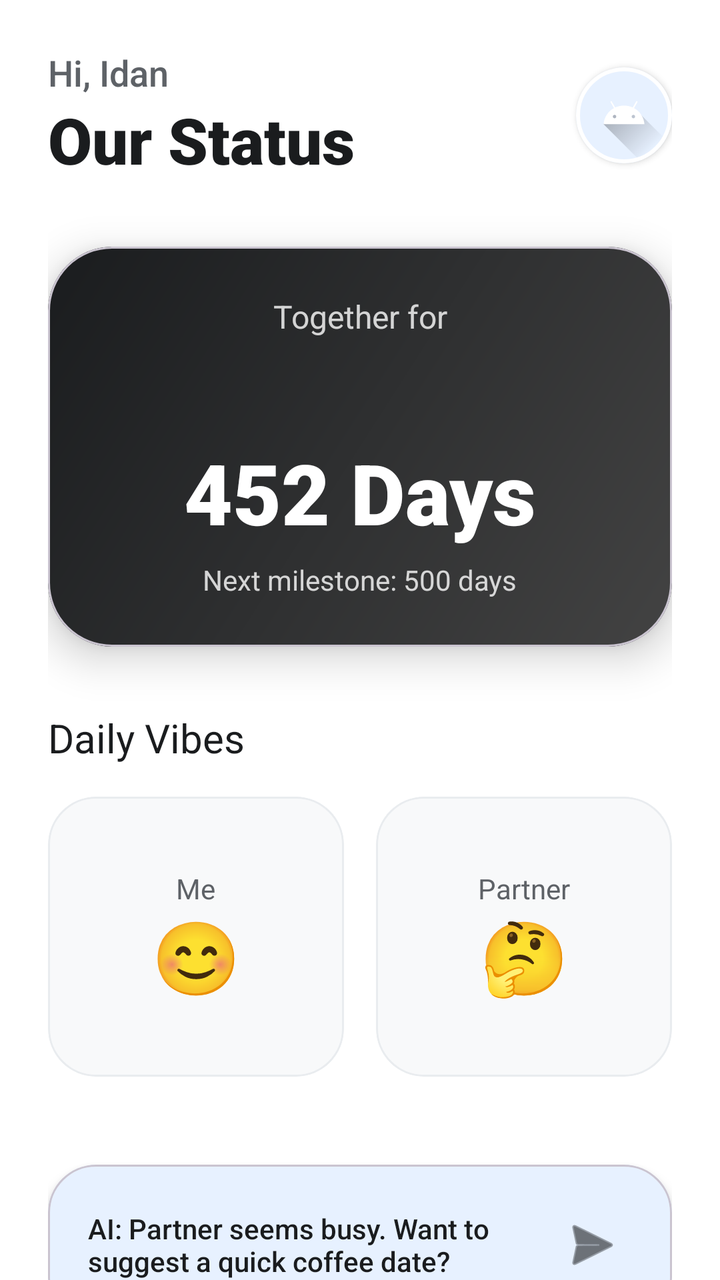
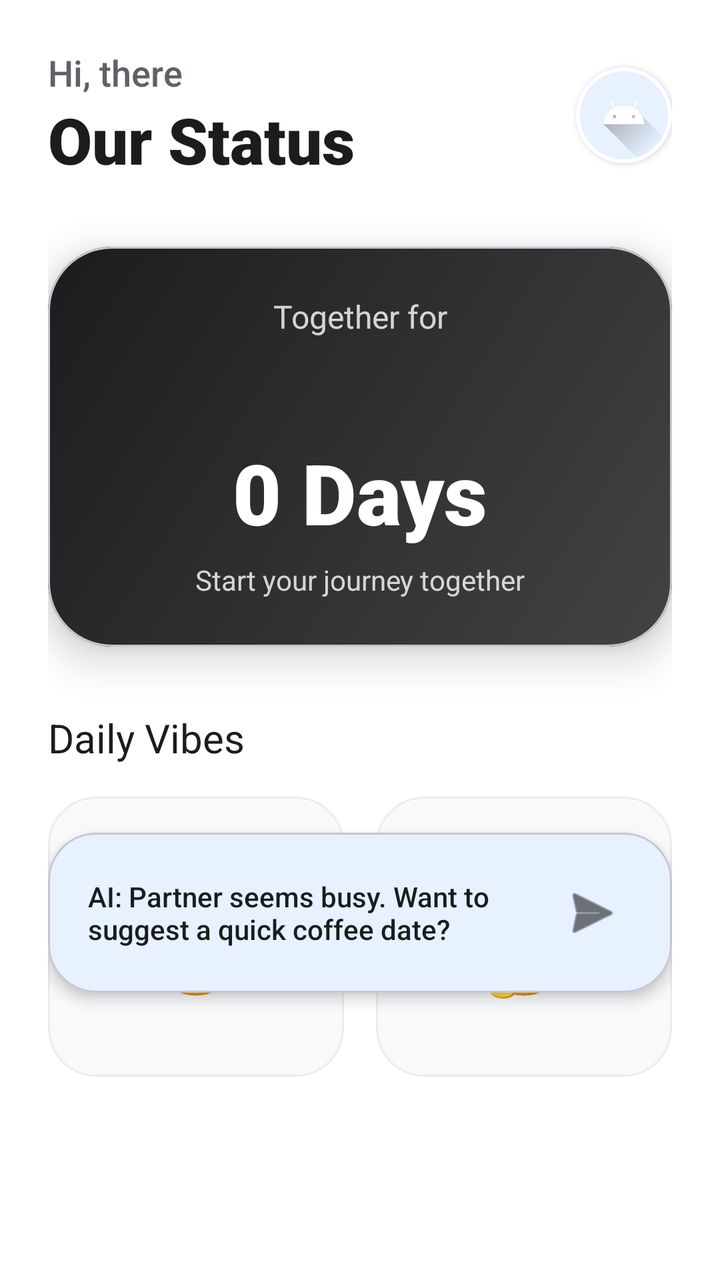

Two renders of the same Android screen: before a commit and after it. Below are the layout's source before the change and the commit's diff.
<!-- AndroidManifest.xml: application theme Theme.Readmebot -->
<!-- res/layout/fragment_home.xml -->
<?xml version="1.0" encoding="utf-8"?>
<androidx.core.widget.NestedScrollView xmlns:android="http://schemas.android.com/apk/res/android"
    xmlns:app="http://schemas.android.com/apk/res-auto"
    xmlns:tools="http://schemas.android.com/tools"
    android:layout_width="match_parent"
    android:layout_height="match_parent"
    android:background="@color/background"
    android:clipToPadding="false"
    android:padding="24dp">

    <androidx.constraintlayout.widget.ConstraintLayout
        android:layout_width="match_parent"
        android:layout_height="wrap_content">

        
        <TextView
            android:id="@+id/tv_greeting"
            android:layout_width="wrap_content"
            android:layout_height="wrap_content"
            android:fontFamily="sans-serif-medium"
            android:text="Hi, Idan"
            android:textColor="@color/secondary"
            android:textSize="18sp"
            app:layout_constraintStart_toStartOf="parent"
            app:layout_constraintTop_toTopOf="parent" />

        <TextView
            android:id="@+id/tv_status_title"
            android:layout_width="wrap_content"
            android:layout_height="wrap_content"
            android:fontFamily="sans-serif-black"
            android:text="Our Status"
            android:textColor="@color/primary"
            android:textSize="32sp"
            app:layout_constraintStart_toStartOf="parent"
            app:layout_constraintTop_toBottomOf="@id/tv_greeting" />

        
        <com.google.android.material.card.MaterialCardView
            android:layout_width="48dp"
            android:layout_height="48dp"
            app:cardCornerRadius="24dp"
            app:cardElevation="2dp"
            app:strokeWidth="2dp"
            app:strokeColor="@color/white"
            app:layout_constraintEnd_toEndOf="parent"
            app:layout_constraintTop_toTopOf="@id/tv_greeting"
            app:layout_constraintBottom_toBottomOf="@id/tv_status_title">
            <ImageView
                android:id="@+id/iv_user_profile"
                android:layout_width="match_parent"
                android:layout_height="match_parent"
                android:scaleType="centerCrop"
                android:src="@drawable/ic_launcher_foreground"
                android:background="@color/accent_soft_blue" />



        </com.google.android.material.card.MaterialCardView>

        
        <com.google.android.material.card.MaterialCardView
            android:id="@+id/card_journey"
            android:layout_width="match_parent"
            android:layout_height="200dp"
            android:layout_marginTop="32dp"
            app:cardCornerRadius="32dp"
            app:cardElevation="12dp"
            app:layout_constraintTop_toBottomOf="@id/tv_status_title">

            <androidx.constraintlayout.widget.ConstraintLayout
                android:layout_width="match_parent"
                android:layout_height="match_parent"
                android:background="@drawable/bg_gradient_premium">

                <TextView
                    android:id="@+id/tv_journey_label"
                    android:layout_width="wrap_content"
                    android:layout_height="wrap_content"
                    android:layout_marginTop="24dp"
                    android:alpha="0.8"
                    android:text="Together for"
                    android:textColor="@color/white"
                    android:textSize="16sp"
                    app:layout_constraintEnd_toEndOf="parent"
                    app:layout_constraintStart_toStartOf="parent"
                    app:layout_constraintTop_toTopOf="parent" />

                <TextView
                    android:id="@+id/tv_journey_counter"
                    android:layout_width="wrap_content"
                    android:layout_height="wrap_content"
                    android:fontFamily="sans-serif-black"
                    android:text="452 Days"
                    android:textColor="@color/white"
                    android:textSize="42sp"
                    app:layout_constraintBottom_toBottomOf="parent"
                    app:layout_constraintEnd_toEndOf="parent"
                    app:layout_constraintStart_toStartOf="parent"
                    app:layout_constraintTop_toBottomOf="@id/tv_journey_label" />

                <TextView
                    android:layout_width="wrap_content"
                    android:layout_height="wrap_content"
                    android:layout_marginBottom="24dp"
                    android:alpha="0.8"
                    android:text="Next milestone: 500 days"
                    android:textColor="@color/white"
                    android:textSize="14sp"
                    app:layout_constraintBottom_toBottomOf="parent"
                    app:layout_constraintEnd_toEndOf="parent"
                    app:layout_constraintStart_toStartOf="parent" />

            </androidx.constraintlayout.widget.ConstraintLayout>
        </com.google.android.material.card.MaterialCardView>

        
        <TextView
            android:id="@+id/tv_mood_label"
            android:layout_width="wrap_content"
            android:layout_height="wrap_content"
            android:layout_marginTop="32dp"
            android:fontFamily="sans-serif-bold"
            android:text="Daily Vibes"
            android:textColor="@color/primary"
            android:textSize="20sp"
            app:layout_constraintStart_toStartOf="parent"
            app:layout_constraintTop_toBottomOf="@id/card_journey" />

        <LinearLayout
            android:layout_width="match_parent"
            android:layout_height="wrap_content"
            android:layout_marginTop="16dp"
            android:orientation="horizontal"
            app:layout_constraintTop_toBottomOf="@id/tv_mood_label">

            
            <com.google.android.material.card.MaterialCardView
                android:id="@+id/card_my_mood"
                android:layout_width="0dp"
                android:layout_height="140dp"
                android:layout_marginEnd="8dp"
                android:layout_weight="1"
                app:cardCornerRadius="24dp"
                app:cardElevation="0dp"
                app:strokeWidth="1dp"
                app:strokeColor="@color/surface_variant">
                <LinearLayout
                    android:layout_width="match_parent"
                    android:layout_height="match_parent"
                    android:gravity="center"
                    android:orientation="vertical">
                    <TextView
                        android:layout_width="wrap_content"
                        android:layout_height="wrap_content"
                        android:text="Me"
                        android:textColor="@color/secondary"
                        android:textSize="14sp" />
                    <TextView
                        android:id="@+id/tv_my_mood_emoji"
                        android:layout_width="wrap_content"
                        android:layout_height="wrap_content"
                        android:text="😊"
                        android:textSize="36sp" />
                </LinearLayout>
            </com.google.android.material.card.MaterialCardView>

            
            <com.google.android.material.card.MaterialCardView
                android:id="@+id/card_partner_mood"
                android:layout_width="0dp"
                android:layout_height="140dp"
                android:layout_marginStart="8dp"
                android:layout_weight="1"
                app:cardCornerRadius="24dp"
                app:cardElevation="0dp"
                app:strokeWidth="1dp"
                app:strokeColor="@color/surface_variant">
                <LinearLayout
                    android:layout_width="match_parent"
                    android:layout_height="match_parent"
                    android:gravity="center"
                    android:orientation="vertical">
                    <TextView
                        android:layout_width="wrap_content"
                        android:layout_height="wrap_content"
                        android:text="Partner"
                        android:textColor="@color/secondary"
                        android:textSize="14sp" />
                    <TextView
                        android:id="@+id/tv_partner_mood_emoji"
                        android:layout_width="wrap_content"
                        android:layout_height="wrap_content"
                        android:text="🤔"
                        android:textSize="36sp" />
                </LinearLayout>
            </com.google.android.material.card.MaterialCardView>
        </LinearLayout>

        
        <com.google.android.material.card.MaterialCardView
            android:id="@+id/card_ai_suggestion"
            android:layout_width="match_parent"
            android:layout_height="wrap_content"
            android:layout_marginTop="200dp"
            app:cardCornerRadius="24dp"
            app:cardElevation="4dp"
            app:layout_constraintTop_toBottomOf="@id/tv_mood_label">
            <LinearLayout
                android:layout_width="match_parent"
                android:layout_height="wrap_content"
                android:background="@color/accent_soft_blue"
                android:padding="20dp"
                android:orientation="horizontal"
                android:gravity="center_vertical">
                <TextView
                    android:layout_width="0dp"
                    android:layout_height="wrap_content"
                    android:layout_weight="1"
                    android:text="AI: Partner seems busy. Want to suggest a quick coffee date?"
                    android:textColor="@color/primary"
                    android:fontFamily="sans-serif-medium" />
                <ImageButton
                    android:layout_width="40dp"
                    android:layout_height="40dp"
                    android:src="@android:drawable/ic_menu_send"
                    android:background="?attr/selectableItemBackgroundBorderless"
                    app:tint="@color/primary" />
            </LinearLayout>
        </com.google.android.material.card.MaterialCardView>

    </androidx.constraintlayout.widget.ConstraintLayout>
</androidx.core.widget.NestedScrollView>
<!-- resources referenced by this layout -->
<resources>
  <color name="accent_soft_blue">#E7F1FF</color>
  <color name="background">#FFFFFF</color>
  <color name="primary">#1A1C1E</color>
  <color name="secondary">#5E6267</color>
  <color name="surface_variant">#E9ECEF</color>
  <color name="white">#FFFFFFFF</color>
  <!-- drawable bg_gradient_premium (drawable) -->
  <?xml version="1.0" encoding="utf-8"?>
  <shape xmlns:android="http://schemas.android.com/apk/res/android"
      android:shape="rectangle">
      <gradient
          android:angle="135"
          android:endColor="#1A1C1E"
          android:startColor="#434343"
          android:type="linear" />
      <corners android:radius="32dp" />
  </shape>
  <!-- drawable ic_launcher_foreground (drawable) -->
  <vector xmlns:android="http://schemas.android.com/apk/res/android"
      xmlns:aapt="http://schemas.android.com/aapt"
      android:width="108dp"
      android:height="108dp"
      android:viewportWidth="108"
      android:viewportHeight="108">
      <path android:pathData="M31,63.928c0,0 6.4,-11 12.1,-13.1c7.2,-2.6 26,-1.4 26,-1.4l38.1,38.1L107,108.928l-32,-1L31,63.928z">
          <aapt:attr name="android:fillColor">
              <gradient
                  android:endX="85.84757"
                  android:endY="92.4963"
                  android:startX="42.9492"
                  android:startY="49.59793"
                  android:type="linear">
                  <item
                      android:color="#44000000"
                      android:offset="0.0" />
                  <item
                      android:color="#00000000"
                      android:offset="1.0" />
              </gradient>
          </aapt:attr>
      </path>
      <path
          android:fillColor="#FFFFFF"
          android:fillType="nonZero"
          android:pathData="M65.3,45.828l3.8,-6.6c0.2,-0.4 0.1,-0.9 -0.3,-1.1c-0.4,-0.2 -0.9,-0.1 -1.1,0.3l-3.9,6.7c-6.3,-2.8 -13.4,-2.8 -19.7,0l-3.9,-6.7c-0.2,-0.4 -0.7,-0.5 -1.1,-0.3C38.8,38.328 38.7,38.828 38.9,39.228l3.8,6.6C36.2,49.428 31.7,56.028 31,63.928h46C76.3,56.028 71.8,49.428 65.3,45.828zM43.4,57.328c-0.8,0 -1.5,-0.5 -1.8,-1.2c-0.3,-0.7 -0.1,-1.5 0.4,-2.1c0.5,-0.5 1.4,-0.7 2.1,-0.4c0.7,0.3 1.2,1 1.2,1.8C45.3,56.528 44.5,57.328 43.4,57.328L43.4,57.328zM64.6,57.328c-0.8,0 -1.5,-0.5 -1.8,-1.2s-0.1,-1.5 0.4,-2.1c0.5,-0.5 1.4,-0.7 2.1,-0.4c0.7,0.3 1.2,1 1.2,1.8C66.5,56.528 65.6,57.328 64.6,57.328L64.6,57.328z"
          android:strokeWidth="1"
          android:strokeColor="#00000000" />
  </vector>
  <style name="Theme.Readmebot" parent="Theme.Material3.DayNight.NoActionBar">
          
          <item name="colorPrimary">@color/primary</item>
          <item name="colorOnPrimary">@color/on_primary</item>
          
          
          <item name="colorSecondary">@color/secondary</item>
          
          
          <item name="android:windowBackground">@color/background</item>
          <item name="colorSurface">@color/surface</item>
          <item name="colorSurfaceVariant">@color/surface_variant</item>
  
          
          <item name="android:statusBarColor">@color/background</item>
          <item name="android:windowLightStatusBar">true</item>
          
          
          <item name="shapeAppearanceLargeComponent">@style/ShapeAppearance.Readmebot.Large</item>
          <item name="shapeAppearanceMediumComponent">@style/ShapeAppearance.Readmebot.Medium</item>
      </style>
  <color name="on_primary">#FFFFFF</color>
  <color name="surface">#F8F9FA</color>
  <style name="ShapeAppearance.Readmebot.Large" parent="ShapeAppearance.Material3.LargeComponent">
          <item name="cornerSize">32dp</item>
      </style>
  <style name="ShapeAppearance.Readmebot.Medium" parent="ShapeAppearance.Material3.MediumComponent">
          <item name="cornerSize">24dp</item>
      </style>
</resources>

<!-- the commit's change to res/layout/fragment_home.xml (unified diff, before → after) -->
@@ -18,7 +18,7 @@
             android:layout_width="wrap_content"
             android:layout_height="wrap_content"
             android:fontFamily="sans-serif-medium"
-            android:text="Hi, Idan"
+            android:text="Hi, there"
             android:textColor="@color/secondary"
             android:textSize="18sp"
             app:layout_constraintStart_toStartOf="parent"
@@ -37,6 +37,7 @@
 
         
         <com.google.android.material.card.MaterialCardView
+            android:id="@+id/card_profile_wrapper"
             android:layout_width="48dp"
             android:layout_height="48dp"
             app:cardCornerRadius="24dp"
@@ -52,10 +53,9 @@
                 android:layout_height="match_parent"
                 android:scaleType="centerCrop"
                 android:src="@drawable/ic_launcher_foreground"
-                android:background="@color/accent_soft_blue" />
-
-
-
+                android:background="@color/accent_soft_blue"
+                android:clickable="true"
+                android:focusable="true" />
         </com.google.android.material.card.MaterialCardView>
 
         
@@ -91,7 +91,7 @@
                     android:layout_width="wrap_content"
                     android:layout_height="wrap_content"
                     android:fontFamily="sans-serif-black"
-                    android:text="452 Days"
+                    android:text="0 Days"
                     android:textColor="@color/white"
                     android:textSize="42sp"
                     app:layout_constraintBottom_toBottomOf="parent"
@@ -104,7 +104,7 @@
                     android:layout_height="wrap_content"
                     android:layout_marginBottom="24dp"
                     android:alpha="0.8"
-                    android:text="Next milestone: 500 days"
+                    android:text="Start your journey together"
                     android:textColor="@color/white"
                     android:textSize="14sp"
                     app:layout_constraintBottom_toBottomOf="parent"
@@ -202,10 +202,12 @@
             android:id="@+id/card_ai_suggestion"
             android:layout_width="match_parent"
             android:layout_height="wrap_content"
-            android:layout_marginTop="200dp"
+            android:layout_marginTop="24dp"
+            android:layout_marginBottom="32dp"
             app:cardCornerRadius="24dp"
             app:cardElevation="4dp"
-            app:layout_constraintTop_toBottomOf="@id/tv_mood_label">
+            app:layout_constraintTop_toBottomOf="@id/tv_mood_label"
+            app:layout_constraintBottom_toBottomOf="parent">
             <LinearLayout
                 android:layout_width="match_parent"
                 android:layout_height="wrap_content"
